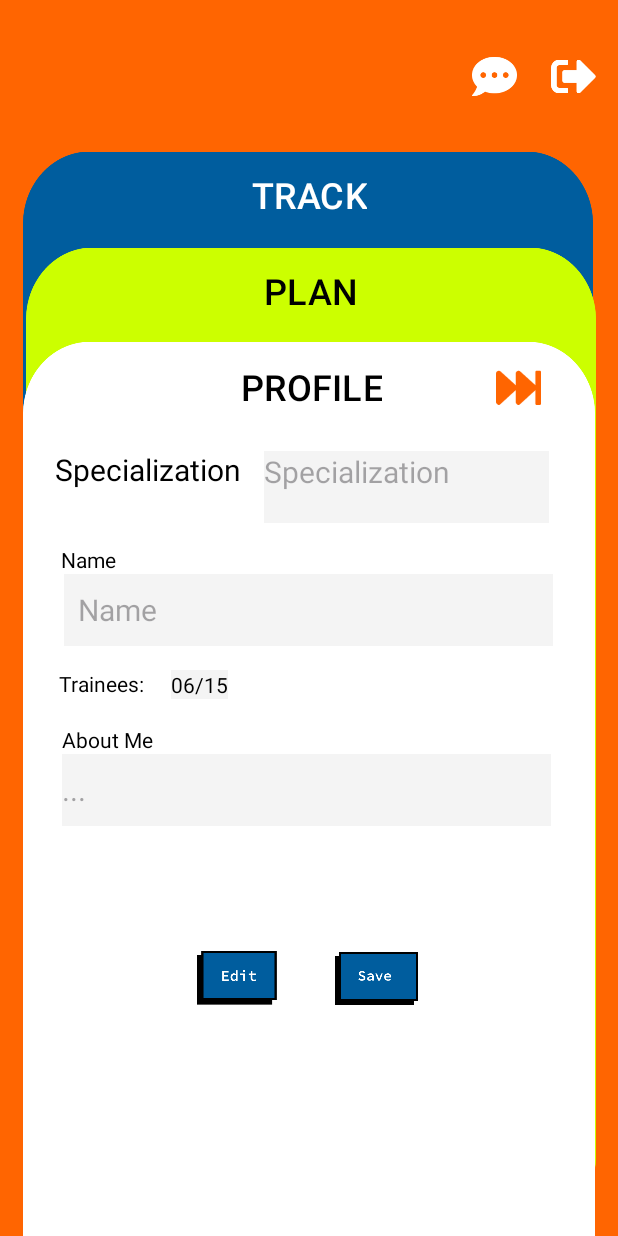
After one commit to RafaellGramata/Vimora, an Android app: the layout activity_trainer_profile1.xml on its own in the app's theme, with its tools: preview values and no code run, on a phone screen of 412 x 824 dp. The commit adds this screen. Run offline under Robolectric (Android 15) with nearby library versions, the phone set to English and light mode, and no system bars.

Commit message:
created trainer profiles

```diff
--- a/app/src/main/java/com/example/vimora/trainer/TrainerProfileActivity.java
+++ b/app/src/main/java/com/example/vimora/trainer/TrainerProfileActivity.java
@@ -12,7 +12,7 @@ public class TrainerProfileActivity extends AppCompatActivity {
     @Override
     protected void onCreate(Bundle savedInstanceState) {
         super.onCreate(savedInstanceState);
-        setContentView(R.layout.activity_trainer_profile);
+        setContentView(R.layout.activity_trainer_profile1);
 
         Button btnTrack = findViewById(R.id.btnTrackOfProfile);
         Button btnPlan = findViewById(R.id.btnPlanOfProfile);
--- /dev/null
+++ b/app/src/main/res/layout/activity_trainer_profile1.xml
@@ -0,0 +1,273 @@
+<?xml version="1.0" encoding="utf-8"?>
+<androidx.constraintlayout.widget.ConstraintLayout xmlns:android="http://schemas.android.com/apk/res/android"
+    xmlns:app="http://schemas.android.com/apk/res-auto"
+    xmlns:tools="http://schemas.android.com/tools"
+    android:id="@+id/main"
+    android:layout_width="match_parent"
+    android:layout_height="match_parent"
+    android:background="#FF6501"
+    tools:context=".trainer.TrainerProfileActivity">
+
+    <ImageView
+        android:id="@+id/imageTrackBack"
+        android:layout_width="380dp"
+        android:layout_height="680dp"
+        android:layout_marginTop="88dp"
+        android:contentDescription="TrackBackground"
+        app:layout_constraintEnd_toEndOf="parent"
+        app:layout_constraintHorizontal_bias="0.483"
+        app:layout_constraintStart_toStartOf="parent"
+        app:layout_constraintTop_toTopOf="parent"
+        app:srcCompat="@drawable/track" />
+
+    <ImageView
+        android:id="@+id/imagePlanBack"
+        android:layout_width="380dp"
+        android:layout_height="680dp"
+        android:layout_marginTop="64dp"
+        android:contentDescription="PlanBackground"
+        app:layout_constraintEnd_toEndOf="parent"
+        app:layout_constraintHorizontal_bias="0.548"
+        app:layout_constraintStart_toStartOf="parent"
+        app:layout_constraintTop_toTopOf="@+id/imageTrackBack"
+        app:srcCompat="@drawable/plan" />
+
+    <ImageView
+        android:id="@+id/imageprofileBack"
+        android:layout_width="0dp"
+        android:layout_height="680dp"
+        android:layout_marginStart="15dp"
+        android:layout_marginTop="64dp"
+        android:layout_marginEnd="15dp"
+        android:contentDescription="ProfileBackground"
+        app:layout_constraintEnd_toEndOf="parent"
+        app:layout_constraintHorizontal_bias="0.0"
+        app:layout_constraintStart_toStartOf="parent"
+        app:layout_constraintTop_toTopOf="@+id/imagePlanBack"
+        app:srcCompat="@drawable/profile" />
+
+    <ImageView
+        android:id="@+id/imageView2"
+        android:layout_width="30dp"
+        android:layout_height="30dp"
+        app:layout_constraintBottom_toTopOf="@+id/textView3"
+        app:layout_constraintEnd_toEndOf="parent"
+        app:layout_constraintStart_toEndOf="@+id/btnProfileOfProfile"
+        app:layout_constraintTop_toTopOf="@+id/imageprofileBack"
+        app:srcCompat="@drawable/forward" />
+
+    <Button
+        android:id="@+id/btnTrackOfProfile"
+        android:layout_width="wrap_content"
+        android:layout_height="wrap_content"
+        android:layout_marginTop="15dp"
+        android:backgroundTint="#00FFFFFF"
+        android:text="TRACK"
+        android:textSize="24sp"
+        app:layout_constraintEnd_toEndOf="parent"
+        app:layout_constraintStart_toStartOf="parent"
+        app:layout_constraintTop_toTopOf="@+id/imageTrackBack" />
+
+    <Button
+        android:id="@+id/btnPlanOfProfile"
+        android:layout_width="wrap_content"
+        android:layout_height="wrap_content"
+        android:layout_marginTop="15dp"
+        android:backgroundTint="#00FFFFFF"
+        android:text="PLAN"
+        android:textColor="#000000"
+        android:textSize="24sp"
+        app:layout_constraintEnd_toEndOf="parent"
+        app:layout_constraintHorizontal_bias="0.505"
+        app:layout_constraintStart_toStartOf="parent"
+        app:layout_constraintTop_toTopOf="@+id/imagePlanBack" />
+
+    <Button
+        android:id="@+id/btnProfileOfProfile"
+        android:layout_width="wrap_content"
+        android:layout_height="wrap_content"
+        android:layout_marginTop="15dp"
+        android:backgroundTint="#00FFFFFF"
+        android:text="PROFILE"
+        android:textColor="#000000"
+        android:textSize="24sp"
+        app:layout_constraintBottom_toBottomOf="parent"
+        app:layout_constraintEnd_toEndOf="parent"
+        app:layout_constraintHorizontal_bias="0.504"
+        app:layout_constraintStart_toStartOf="parent"
+        app:layout_constraintTop_toTopOf="@+id/imageprofileBack"
+        app:layout_constraintVertical_bias="0.0" />
+
+    <TextView
+        android:id="@+id/txtTrainer"
+        android:layout_width="wrap_content"
+        android:layout_height="wrap_content"
+        android:text="Specialization"
+        android:textColor="#000000"
+        android:textSize="20sp"
+        app:layout_constraintBottom_toBottomOf="@+id/imagePlanBack"
+        app:layout_constraintEnd_toEndOf="parent"
+        app:layout_constraintHorizontal_bias="0.127"
+        app:layout_constraintStart_toStartOf="parent"
+        app:layout_constraintTop_toTopOf="@+id/imageprofileBack"
+        app:layout_constraintVertical_bias="0.142" />
+
+    <ImageButton
+        android:id="@+id/btnSaveOfProfile"
+        android:layout_width="55dp"
+        android:layout_height="55dp"
+        android:layout_marginBottom="152dp"
+        android:background="#00FFFFFF"
+        android:contentDescription="save"
+        android:scaleType="fitCenter"
+        app:layout_constraintBottom_toBottomOf="@+id/imagePlanBack"
+        app:layout_constraintEnd_toEndOf="parent"
+        app:layout_constraintHorizontal_bias="0.626"
+        app:layout_constraintStart_toStartOf="parent"
+        app:srcCompat="@drawable/save" />
+
+    <ImageButton
+        android:id="@+id/btnEditOfProfile"
+        android:layout_width="76dp"
+        android:layout_height="75dp"
+        android:layout_marginBottom="144dp"
+        android:background="#00FFFFFF"
+        android:contentDescription="edit"
+        android:scaleType="fitCenter"
+        app:layout_constraintBottom_toBottomOf="@+id/imagePlanBack"
+        app:layout_constraintEnd_toEndOf="parent"
+        app:layout_constraintHorizontal_bias="0.361"
+        app:layout_constraintStart_toStartOf="parent"
+        app:srcCompat="@drawable/deit" />
+
+    <ImageButton
+        android:id="@+id/btnLogout"
+        android:layout_width="30dp"
+        android:layout_height="30dp"
+        android:layout_marginTop="36dp"
+        android:background="#00FFFFFF"
+        android:contentDescription="logout"
+        android:scaleType="fitCenter"
+        app:layout_constraintEnd_toEndOf="parent"
+        app:layout_constraintHorizontal_bias="0.6"
+        app:layout_constraintStart_toEndOf="@+id/btnReminder"
+        app:layout_constraintTop_toTopOf="parent"
+        app:srcCompat="@drawable/logout" />
+
+    <ImageButton
+        android:id="@+id/btnReminder"
+        android:layout_width="30dp"
+        android:layout_height="30dp"
+        android:layout_marginTop="36dp"
+        android:background="#00FFFFFF"
+        android:contentDescription="reminder"
+        android:scaleType="fitCenter"
+        app:layout_constraintEnd_toEndOf="parent"
+        app:layout_constraintHorizontal_bias="0.824"
+        app:layout_constraintStart_toStartOf="parent"
+        app:layout_constraintTop_toTopOf="parent"
+        app:srcCompat="@drawable/reminder" />
+
+    <EditText
+        android:id="@+id/editTxtTrainerName"
+        android:layout_width="326dp"
+        android:layout_height="48dp"
+        android:background="#F4F4F4"
+        android:ems="10"
+        android:hint="  Name"
+        android:inputType="text"
+        android:textColor="#000000"
+        android:textSize="20sp"
+        app:layout_constraintEnd_toEndOf="parent"
+        app:layout_constraintHorizontal_bias="0.494"
+        app:layout_constraintStart_toStartOf="parent"
+        app:layout_constraintTop_toBottomOf="@+id/txtName" />
+
+    <TextView
+        android:id="@+id/txtName"
+        android:layout_width="wrap_content"
+        android:layout_height="wrap_content"
+        android:text="Name"
+        android:textColor="#000000"
+        android:textSize="14sp"
+        app:layout_constraintBottom_toBottomOf="@+id/imagePlanBack"
+        app:layout_constraintEnd_toEndOf="parent"
+        app:layout_constraintHorizontal_bias="0.109"
+        app:layout_constraintStart_toStartOf="parent"
+        app:layout_constraintTop_toTopOf="@+id/imageprofileBack"
+        app:layout_constraintVertical_bias="0.247" />
+
+    <EditText
+        android:id="@+id/editTxtTrainerWeight"
+        android:layout_width="326dp"
+        android:layout_height="48dp"
+        android:background="#F4F4F4"
+        android:ems="10"
+        android:hint="..."
+        android:inputType="text"
+        android:textColor="#000000"
+        android:textSize="20sp"
+        app:layout_constraintEnd_toEndOf="parent"
+        app:layout_constraintHorizontal_bias="0.482"
+        app:layout_constraintStart_toStartOf="parent"
+        app:layout_constraintTop_toBottomOf="@+id/txtWeight" />
+
+    <TextView
+        android:id="@+id/txtWeight"
+        android:layout_width="wrap_content"
+        android:layout_height="wrap_content"
+        android:layout_marginStart="15dp"
+        android:text="About Me"
+        android:textColor="#000000"
+        android:textSize="14sp"
+        app:layout_constraintBottom_toBottomOf="@+id/imagePlanBack"
+        app:layout_constraintEnd_toEndOf="parent"
+        app:layout_constraintHorizontal_bias="0.077"
+        app:layout_constraintStart_toStartOf="parent"
+        app:layout_constraintTop_toTopOf="@+id/imageprofileBack"
+        app:layout_constraintVertical_bias="0.448" />
+
+    <TextView
+        android:id="@+id/txtHeight"
+        android:layout_width="wrap_content"
+        android:layout_height="wrap_content"
+        android:text="Trainees:"
+        android:textColor="#000000"
+        android:textSize="14sp"
+        app:layout_constraintBottom_toBottomOf="@+id/imagePlanBack"
+        app:layout_constraintEnd_toEndOf="parent"
+        app:layout_constraintHorizontal_bias="0.11"
+        app:layout_constraintStart_toStartOf="parent"
+        app:layout_constraintTop_toTopOf="@+id/imageprofileBack"
+        app:layout_constraintVertical_bias="0.385" />
+
+    <TextView
+        android:id="@+id/textView3"
+        android:layout_width="190dp"
+        android:layout_height="48dp"
+        android:background="#F4F4F4"
+        android:ems="10"
+        android:hint="Specialization"
+        android:textSize="20sp"
+        app:layout_constraintBottom_toTopOf="@+id/editTxtTrainerName"
+        app:layout_constraintEnd_toEndOf="parent"
+        app:layout_constraintHorizontal_bias="0.254"
+        app:layout_constraintStart_toEndOf="@+id/txtTrainer"
+        app:layout_constraintTop_toBottomOf="@+id/btnProfileOfProfile"
+        app:layout_constraintVertical_bias="0.333" />
+
+    <TextView
+        android:id="@+id/textView4"
+        android:layout_width="wrap_content"
+        android:layout_height="wrap_content"
+        android:background="#F4F4F4"
+        android:text="06/15"
+        android:textColor="#000000"
+        app:layout_constraintBottom_toTopOf="@+id/editTxtTrainerWeight"
+        app:layout_constraintEnd_toEndOf="parent"
+        app:layout_constraintHorizontal_bias="0.064"
+        app:layout_constraintStart_toEndOf="@+id/txtHeight"
+        app:layout_constraintTop_toBottomOf="@+id/editTxtTrainerName"
+        app:layout_constraintVertical_bias="0.301" />
+
+</androidx.constraintlayout.widget.ConstraintLayout>
```
Also changed, not shown: app/src/main/res/layout/activity_trainer_profile2.xml (added, +165 -0 lines), app/src/main/res/layout/activity_trainer_profile3.xml (renamed from app/src/main/res/layout/activity_trainer_profile.xml, +146 -97 lines), app/src/main/res/drawable/backhome.png, app/src/main/res/drawable/backhomewhite.png (deleted), app/src/main/res/drawable/forward.png (added).
